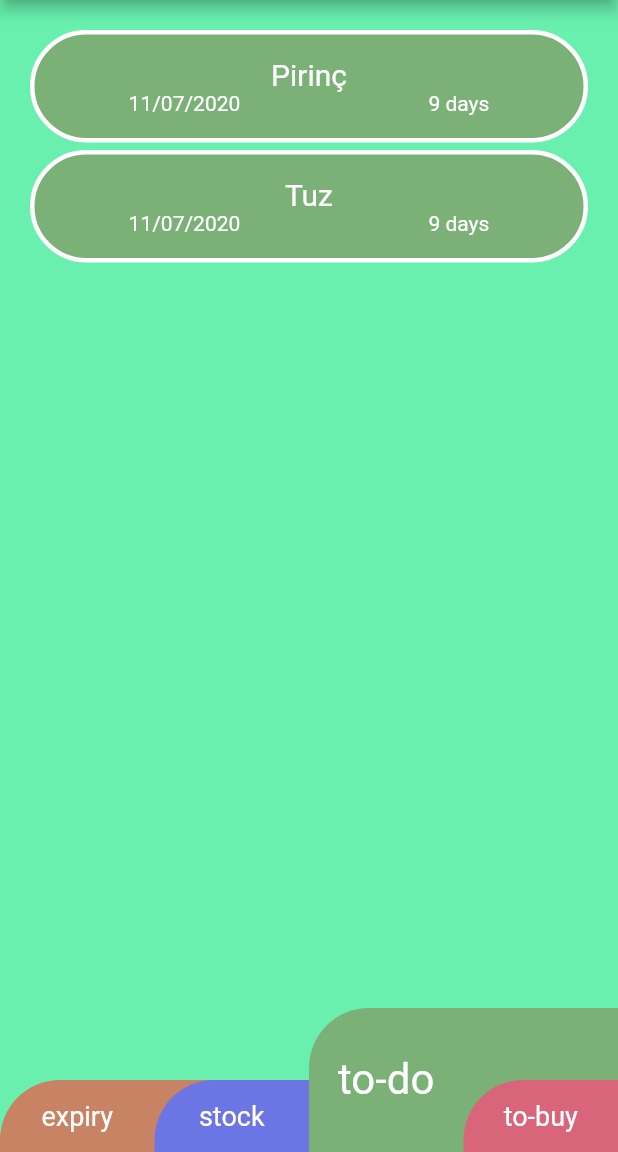
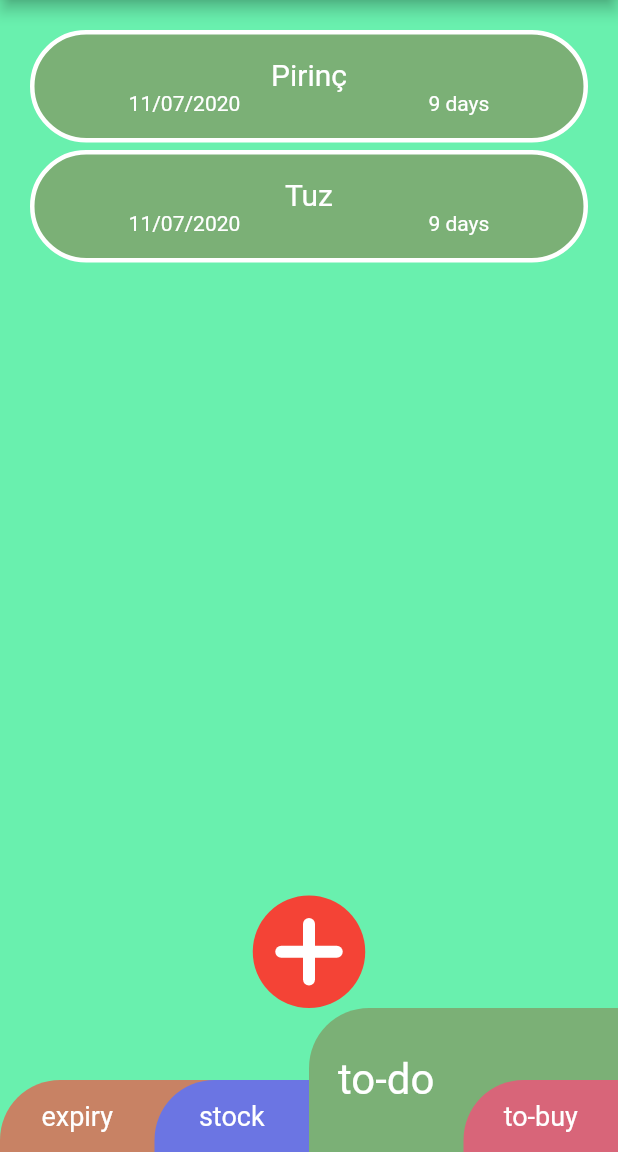
Before and after one commit to sametkamgul/Expiry-No-Loss, a Flutter app: the screen it shows after launch, after a tap on "stock", on a phone screen of 412 x 824 dp, the part 84-1236 px from its top. Run offline on Flutter 3.47's test engine with Material 2 defaults, Android fonts, the phone set to English and light mode, and no system bars; our stand-ins replace sqflite; accounts and stored records are empty.

```diff
--- a/lib/main.dart
+++ b/lib/main.dart
@@ -200,6 +200,54 @@ class _MyHomePageState extends State<MyHomePage> {
 
 
 
+
+            //if (_selectedItemIndex != 0)
+            // plus-sign add-button
+            GestureDetector(
+              onTap: () {
+                log('tapped plus: adding new value');
+              },
+              child: AnimatedContainer(
+                duration: Duration(milliseconds: 150),
+                curve: Curves.bounceInOut,
+                padding: EdgeInsets.all(5.0),
+                width: _selectedItemIndex == 0 ? 0.0 : 75.0,
+                height: _selectedItemIndex == 0 ? 0.0 : 75.0,
+                decoration: BoxDecoration(
+                  borderRadius: BorderRadius.all(Radius.circular(90.0)),
+                  color: Colors.red,
+                ),
+                child: Stack(
+                  alignment: Alignment.center,
+                  children: <Widget>[
+
+                    // vertical line
+                    Container(
+                      width: 8,
+                      height: 45,
+                      decoration: BoxDecoration(
+                        shape: BoxShape.rectangle,
+                        color: Colors.white,
+                        borderRadius: BorderRadius.all(Radius.circular(10)),
+                      ),
+                    ),
+
+                    //horizontal line
+                    Container(
+                      width: 45,
+                      height: 8,
+                      decoration: BoxDecoration(
+                        shape: BoxShape.rectangle,
+                        color: Colors.white,
+                        borderRadius: BorderRadius.all(Radius.circular(10)),
+                      ),
+                    ),
+                  ],
+                ),
+              ),
+            ),
+            //Padding(padding: EdgeInsets.all(5.0),),
+
             // Bottom Tab Menu
             BottomTab(
               tab1: 'expiry', tab2: 'stock', tab3: 'to-do', tab4: 'to-buy',
```
Also changed, not shown: 1 other file.
